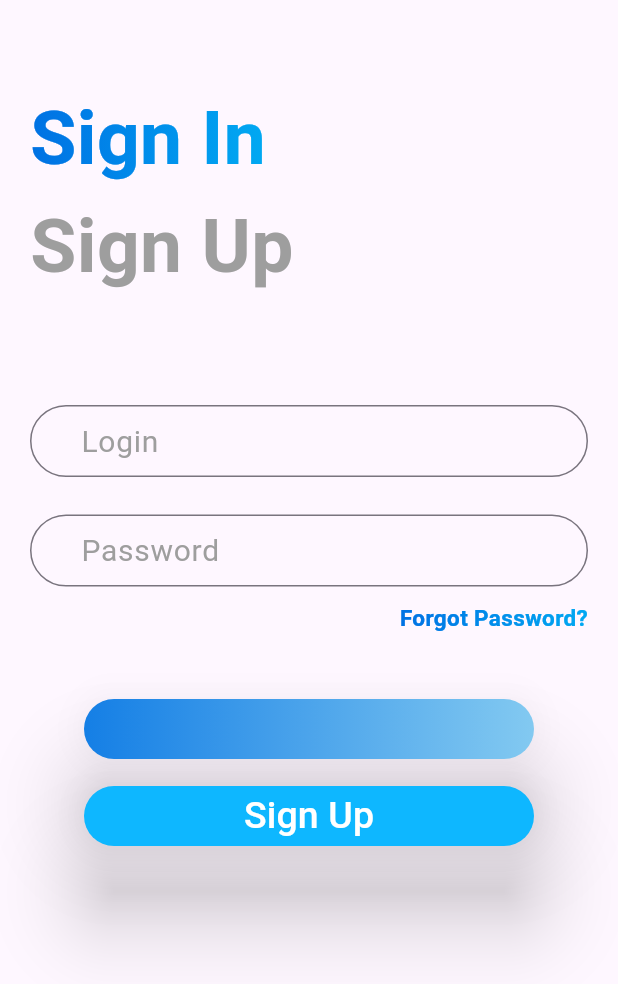
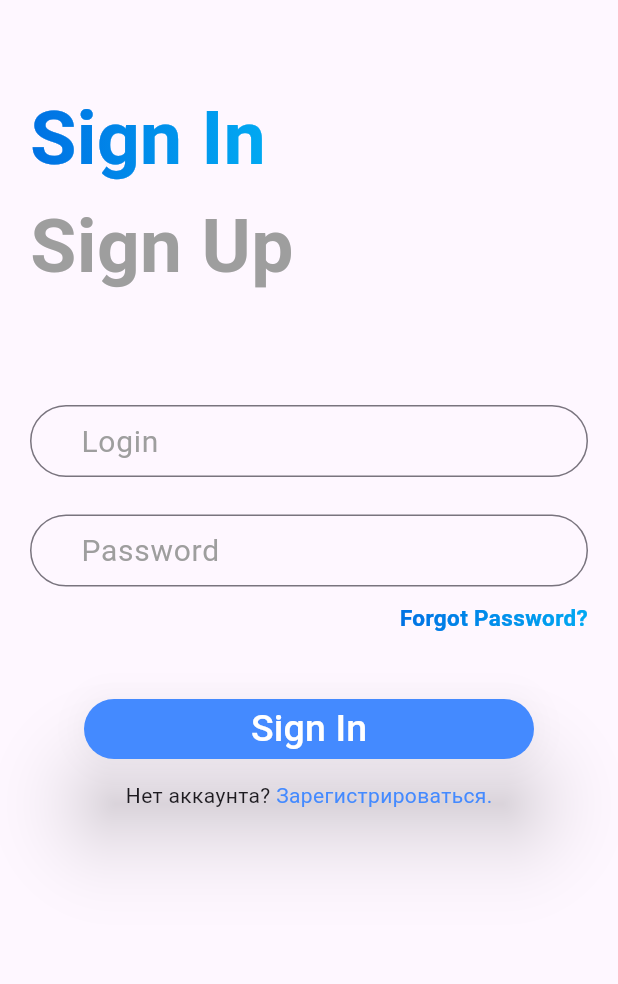
Before and after one commit to angelvlch/Flutter_Auth, a Flutter app: the screen it shows after launch, on a phone screen of 412 x 824 dp. Shown: the top 984 px of the screen. Run offline on Flutter 3.47's test engine with Material 3 defaults, Android fonts, the phone set to English and light mode, and no system bars; our stand-ins replace shared_preferences; missing offline and left inert: dart:ffi.

```diff
--- a/lib/features/auth_page/view/auth_page_screen.dart
+++ b/lib/features/auth_page/view/auth_page_screen.dart
@@ -1,5 +1,8 @@
+import 'dart:ffi';
+
 import 'package:auth/features/auth_page/widgets/widgets.dart';
 import 'package:flutter/material.dart';
+import 'package:shared_preferences/shared_preferences.dart';
 
 class AuthPageScreen extends StatefulWidget {
   const AuthPageScreen({super.key});
@@ -10,6 +13,33 @@ class AuthPageScreen extends StatefulWidget {
 
 class _AuthPageScreenState extends State<AuthPageScreen> {
   final _keyForm = GlobalKey<FormState>();
+  String? _login, _password;
+
+  Future<void> _checkData() async {
+    final prefs = await SharedPreferences.getInstance();
+
+    if (!prefs.containsKey(_login!)) {
+      showDialog(
+        context: context,
+        builder: (context) => AlertDialog(
+          title: Text("Error"),
+          content: Text("User with this login not found"),
+        ),
+      );
+      return;
+    }
+    if (prefs.getString(_login!) != _password) {
+      showDialog(
+        context: context,
+        builder: (context) => AlertDialog(
+          title: Text("Error"),
+          content: Text("Incorrect password"),
+        ),
+      );
+      return;
+    }
+    Navigator.pushReplacementNamed(context, '/page');
+  }
 
   @override
   Widget build(BuildContext context) {
@@ -54,12 +84,59 @@ class _AuthPageScreenState extends State<AuthPageScreen> {
                       padding: EdgeInsets.symmetric(horizontal: 20),
                       child: textField("Password")),
                   forgotPasswordLabel,
-                  bottonSignIn(context, _keyForm),
+                  Center(
+                    child: Container(
+                      width: 300,
+                      padding: EdgeInsets.only(top: 40),
+                      child: ElevatedButton(
+                        style: ElevatedButton.styleFrom(
+                          elevation: 25,
+                          backgroundColor: Colors.blueAccent,
+                          shape: RoundedRectangleBorder(
+                            borderRadius: BorderRadius.circular(20.0),
+                          ),
+                          shadowColor: Colors.black,
+                        ),
+                        onPressed: () {
+                          if (_keyForm.currentState!.validate()) {
+                            _checkData();
+                          }
+                        },
+                        child: const Text(
+                          "Sign In",
+                          textDirection: TextDirection.ltr,
+                          style: TextStyle(
+                            color: Colors.white,
+                            fontSize: 25,
+                            fontFamily: 'Roboto',
+                          ),
+                        ),
+                      ),
+                    ),
+                  ),
                 ],
               ),
             ),
             Padding(padding: EdgeInsets.only(top: 10)),
-            bottonSignUp(context),
+            Center(
+              child: Container(
+                alignment: Alignment.center,
+                child: Row(
+                  mainAxisAlignment: MainAxisAlignment.center,
+                  children: [
+                    Text("Нет аккаунта? "),
+                    GestureDetector(
+                      onTap: () => Navigator.pushReplacementNamed(
+                          context, '/registration'),
+                      child: const Text(
+                        "Зарегистрироваться.",
+                        style: TextStyle(color: Colors.blueAccent),
+                      ),
+                    ),
+                  ],
+                ),
+              ),
+            ),
           ],
         ),
       ),
@@ -68,7 +145,10 @@ class _AuthPageScreenState extends State<AuthPageScreen> {
 
   TextFormField textField(String text) {
     return TextFormField(
+      obscureText: text == 'Login' ? false : true,
       validator: (value) => value!.isEmpty ? "Enter your $text!" : null,
+      onChanged: (value) =>
+          text == 'Login' ? _login = value : _password = value,
       maxLines: 1,
       decoration: InputDecoration(
         hintText: text,
@@ -78,8 +158,6 @@ class _AuthPageScreenState extends State<AuthPageScreen> {
         ),
         border: OutlineInputBorder(
           borderRadius: BorderRadius.circular(30),
-
-          // gapPadding: 4,
         ),
         contentPadding: EdgeInsets.only(left: 30),
       ),
--- a/lib/features/auth_page/widgets/botton_sign_in.dart
+++ /dev/null
@@ -1,49 +0,0 @@
-import 'package:flutter/material.dart';
-
-Container bottonSignIn(BuildContext context, GlobalKey<FormState> keyForm) {
-  return Container(
-    child: ShaderMask( //blend
-      shaderCallback: (bounds) => LinearGradient(
-        colors: [
-          Color.fromARGB(255, 0, 113, 227),
-          Color.fromARGB(255, 151, 215, 243),
-        ],
-      ).createShader(
-        bounds,
-      ),
-      child: Directionality(
-        textDirection: TextDirection.rtl,
-        child: Center(
-          child: Container(
-            width: 300,
-            padding: EdgeInsets.only(top: 40),
-            child: ElevatedButton(
-              style: ElevatedButton.styleFrom(
-                elevation: 25,
-                backgroundColor: Colors.white,
-                shape: RoundedRectangleBorder(
-                  borderRadius: BorderRadius.circular(20.0),
-                ),
-                shadowColor: Colors.black,
-              ),
-              onPressed: () {
-                if (keyForm.currentState!.validate()) {
-                  Navigator.pushNamed(context, '/page');
-                }
-              },
-              child: const Text(
-                "Sign In",
-                textDirection: TextDirection.ltr,
-                style: TextStyle(
-                  color: Colors.white,
-                  fontSize: 25,
-                  fontFamily: 'Roboto',
-                ),
-              ),
-            ),
-          ),
-        ),
-      ),
-    ),
-  );
-}
--- a/lib/features/auth_page/widgets/botton_sign_up.dart
+++ /dev/null
@@ -1,31 +0,0 @@
-import 'package:flutter/material.dart';
-
-Center bottonSignUp(BuildContext context) {
-  return Center(
-    child: Container(
-      width: 300,
-      child: ElevatedButton(
-        onPressed: () {
-          Navigator.pushNamed(context, '/registration');
-        },
-        style: ElevatedButton.styleFrom(
-          elevation: 25,
-          backgroundColor: Color.fromRGBO(14, 183, 255, 1),
-          shape: RoundedRectangleBorder(
-            borderRadius: BorderRadius.circular(20.0),
-          ),
-          shadowColor: Colors.black,
-        ),
-        child: const Text(
-          "Sign Up",
-          textDirection: TextDirection.ltr,
-          style: TextStyle(
-            color: Colors.white,
-            fontSize: 25,
-            fontFamily: 'Roboto',
-          ),
-        ),
-      ),
-    ),
-  );
-}
--- a/lib/features/auth_page/widgets/widgets.dart
+++ b/lib/features/auth_page/widgets/widgets.dart
@@ -1,4 +1,2 @@
 export 'text.dart';
 export 'forgot_password_label.dart';
-export 'botton_sign_in.dart';
-export 'botton_sign_up.dart';
--- a/lib/features/empty_page/empty_page_screen.dart
+++ b/lib/features/empty_page/empty_page_screen.dart
@@ -7,7 +7,9 @@ class EmptyPageScreen extends StatelessWidget {
   @override
   Widget build(BuildContext context) {
     return Scaffold(
-      backgroundColor: Colors.amber,
+      appBar: AppBar(
+        title: Text("Welcome!"),
+      ),
     );
   }
 }
--- a/lib/features/registration_page/widgets/widgets.dart
+++ b/lib/features/registration_page/widgets/widgets.dart
@@ -1,2 +1 @@
 export 'label.dart';
-export 'buttonSignUp.dart';
```
Also changed, not shown: lib/features/registration_page/view/registration_page_screen.dart (+12 -14 lines), lib/features/registration_page/widgets/buttonSignUp.dart (deleted, +0 -84 lines), image-1.png (added), image.png (added), 1 other file.
